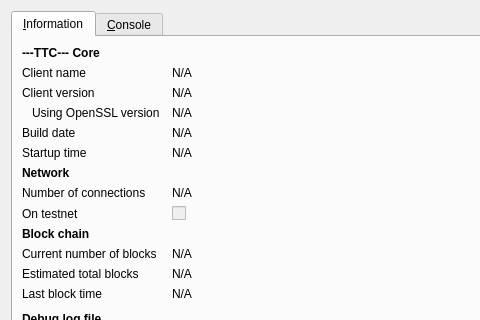
Old version of the form src/qt/forms/rpcconsole.ui in the repository neiros/TDC; both pictures show x 0 to 480 and y 0 to 320 of the 740 by 450 pixel window.
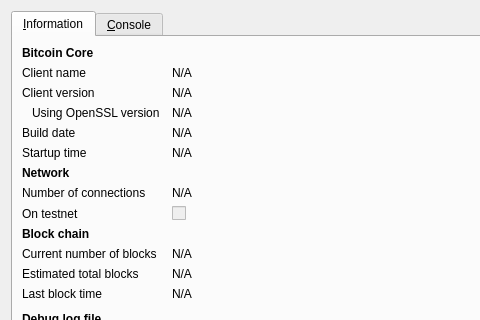
New version of the form. Icons and pictures are not drawn.

```diff
--- a/src/qt/forms/rpcconsole.ui
+++ b/src/qt/forms/rpcconsole.ui
@@ -36,7 +36,7 @@
           </font>
          </property>
          <property name="text">
-          <string>---TTC--- Core</string>
+          <string>Bitcoin Core</string>
          </property>
         </widget>
        </item>
```
